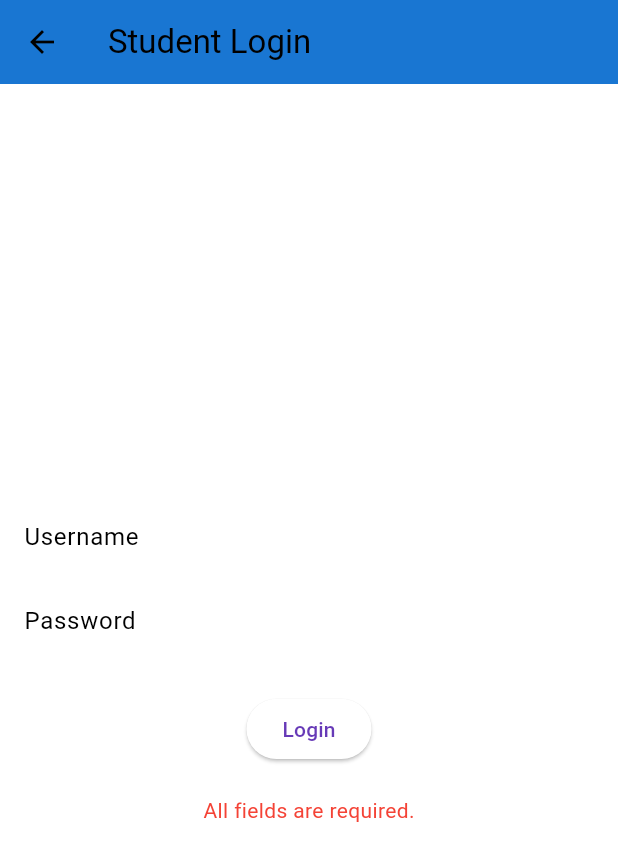
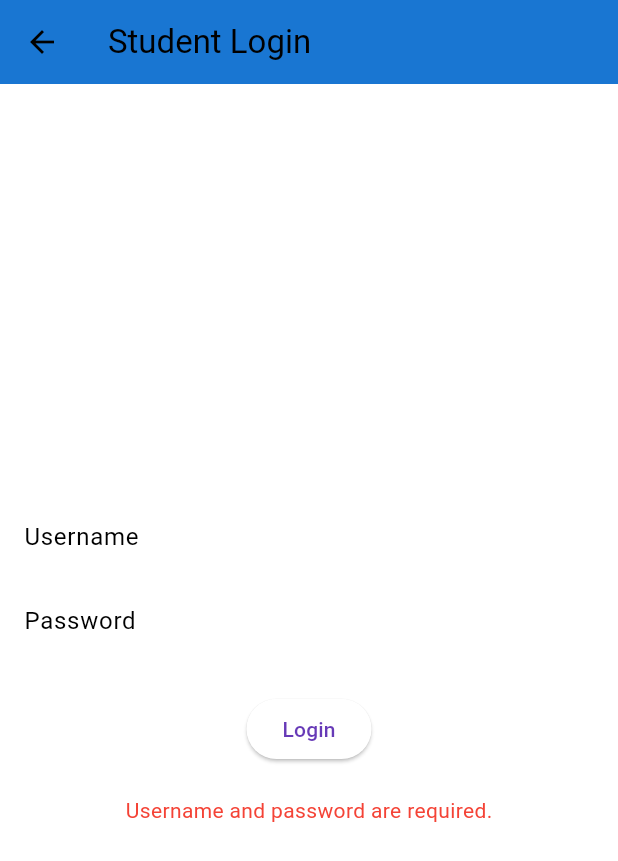
Before and after one commit to jadhavswapnil01/Flutter_Attendance, a Flutter app: the StudentLogin screen opened directly, after a tap on "Login", on a phone screen of 412 x 824 dp. Shown: the top 861 px of the screen. Run offline on Flutter 3.47's test engine with Material 3 defaults, Android fonts, the phone set to English and light mode, and no system bars; our stand-ins replace image_picker, sqflite; accounts and stored records are empty; network calls fail.

Commit message:
updated student_login.dart for better error handling

```diff
--- a/lib/main.dart
+++ b/lib/main.dart
@@ -1,6 +1,5 @@
 import 'package:flutter/material.dart';
-import 'dart:async'; // For animations
-
+// import 'dart:async'; // For animations
 import 'screens/student_register.dart';
 import 'screens/student_login.dart';
 import 'screens/add_class.dart';
@@ -134,7 +133,7 @@ class _HomeScreenState extends State<HomeScreen> with SingleTickerProviderStateM
                             },
                           ),
                           CustomAnimatedButton(
-                            text: 'Student Login',
+                            text: '  Student Login ',
                             icon: Icons.login,
                             onPressed: () {
                               Navigator.push(
@@ -154,7 +153,7 @@ class _HomeScreenState extends State<HomeScreen> with SingleTickerProviderStateM
                             },
                           ),
                           CustomAnimatedButton(
-                            text: 'Teacher Login',
+                            text: '  Teacher Login ',
                             icon: Icons.person,
                             onPressed: () {
                               Navigator.push(
@@ -164,7 +163,7 @@ class _HomeScreenState extends State<HomeScreen> with SingleTickerProviderStateM
                             },
                           ),
                           CustomAnimatedButton(
-                            text: ' Add Classes ',
+                            text: '  Add Classes  ',
                             icon: Icons.class_,
                             onPressed: () {
                               Navigator.push(
@@ -174,7 +173,7 @@ class _HomeScreenState extends State<HomeScreen> with SingleTickerProviderStateM
                             },
                           ),
                           CustomAnimatedButton(
-                            text: ' Students List ',
+                            text: '  Students List  ',
                             icon: Icons.list_alt,
                             onPressed: () {
                               Navigator.push(
@@ -230,9 +229,9 @@ class _CustomAnimatedButtonState extends State<CustomAnimatedButton> {
       child: Container(
   padding: const EdgeInsets.symmetric(horizontal: 16.0, vertical: 8.0),
   decoration: BoxDecoration(
-    color: _isHovered ? Colors.blue : Colors.white,
+    color: _isHovered ? const Color(0xFF673AB7) : Colors.white,
     borderRadius: BorderRadius.circular(8.0),
-    border: Border.all(color: Colors.blue),
+    border: Border.all(color: const Color(0xFF673AB7)),
   ),
   child: Wrap(
     alignment: WrapAlignment.center,
--- a/lib/screens/add_class.dart
+++ b/lib/screens/add_class.dart
@@ -20,7 +20,7 @@ class _AddClassScreenState extends State<AddClassScreen> {
     });
 
     final response = await http.post(
-      Uri.parse('https://7fa9-2401-4900-57cc-3d4-81cd-9d06-7fc6-9ba.ngrok-free.app/attendance_api/add_class.php'),
+      Uri.parse('https://997d-2402-8100-39c6-f96f-e1c5-3c17-bbbb-c7eb.ngrok-free.app/attendance_api/add_class.php'),
       body: {
         'class_name': _classNameController.text,
         'subject_codes': _subjectCodesController.text,
--- a/lib/screens/student_dashboard.dart
+++ b/lib/screens/student_dashboard.dart
@@ -21,7 +21,7 @@ class _StudentDashboardState extends State<StudentDashboard> {
   }
 
   Future<void> fetchSubjects() async {
-    const url = 'https://7fa9-2401-4900-57cc-3d4-81cd-9d06-7fc6-9ba.ngrok-free.app/attendance_api/get_subjects.php'; // Replace with your XAMPP IP
+    const url = 'https://997d-2402-8100-39c6-f96f-e1c5-3c17-bbbb-c7eb.ngrok-free.app/attendance_api/get_subjects.php'; // Replace with your XAMPP IP
 
     try {
       final response = await http.post(
--- a/lib/screens/student_login.dart
+++ b/lib/screens/student_login.dart
@@ -34,19 +34,27 @@ class _StudentLoginState extends State<StudentLogin> {
 
   // Function to handle login
   Future<void> loginUser() async {
-    final username = _usernameController.text;
-    final password = _passwordController.text;
+  final username = _usernameController.text.trim();
+  final password = _passwordController.text.trim();
   final uuid = await getStudentUuid(username);
 
-    if (username.isEmpty || password.isEmpty || uuid == null) {
+  if (username.isEmpty || password.isEmpty) {
     setState(() {
-        message = 'All fields are required.';
+      message = 'Username and password are required.';
+    });
+    return;
+  }
+
+  if (uuid == null) {
+    setState(() {
+      message = 'Wrong Username OR you are trying to login another student account.';
     });
     return;
   }
 
   // Backend API URL
-    const url = 'https://7fa9-2401-4900-57cc-3d4-81cd-9d06-7fc6-9ba.ngrok-free.app/attendance_api/login.php'; // Replace with your XAMPP IP
+  const url =
+      'https://997d-2402-8100-39c6-f96f-e1c5-3c17-bbbb-c7eb.ngrok-free.app/attendance_api/login.php';
 
   try {
     final response = await http.post(
@@ -59,11 +67,13 @@ class _StudentLoginState extends State<StudentLogin> {
     );
 
     final responseData = jsonDecode(response.body);
+
+    if (response.statusCode == 200) {
       if (responseData['success'] == true) {
         setState(() {
           message = 'Login Successful!';
         });
-        // Navigate to the next screen
+        // Navigate to dashboard
         Navigator.pushReplacement(
           context,
           MaterialPageRoute(
@@ -74,19 +84,19 @@ class _StudentLoginState extends State<StudentLogin> {
         setState(() {
           message = responseData['message'];
         });
-        Navigator.pushReplacement(
-        context,
-        MaterialPageRoute(
-          builder: (_) => StudentDashboard(uuid: uuid),
-        ),
-      );
+      }
+    } else {
+      setState(() {
+        message = 'Server error. Try again later.';
+      });
     }
   } catch (e) {
     setState(() {
-        message = 'Login failed. Please try again later.';
+      message = 'Unable to connect to the server.';
     });
   }
 }
+
 
   @override
   Widget build(BuildContext context) {
--- a/lib/screens/student_register.dart
+++ b/lib/screens/student_register.dart
@@ -44,7 +44,7 @@ class _StudentRegisterState extends State<StudentRegister> {
     }
   }
   Future<void> _fetchClasses() async {
-  const url = 'https://7fa9-2401-4900-57cc-3d4-81cd-9d06-7fc6-9ba.ngrok-free.app/attendance_api/get_classes.php';
+  const url = 'https://997d-2402-8100-39c6-f96f-e1c5-3c17-bbbb-c7eb.ngrok-free.app/attendance_api/get_classes.php';
   try {
     final response = await http.get(Uri.parse(url));
     if (response.statusCode == 200) {
@@ -74,7 +74,7 @@ class _StudentRegisterState extends State<StudentRegister> {
 
       final String studentUuid = uuid.v4();
       final uri = Uri.parse(
-          'https://7fa9-2401-4900-57cc-3d4-81cd-9d06-7fc6-9ba.ngrok-free.app/attendance_api/student_register.php');
+          'https://997d-2402-8100-39c6-f96f-e1c5-3c17-bbbb-c7eb.ngrok-free.app/attendance_api/student_register.php');
       var request = http.MultipartRequest('POST', uri)
         ..fields['username'] = _usernameController.text
         ..fields['password'] = _passwordController.text
--- a/lib/screens/teacher_login.dart
+++ b/lib/screens/teacher_login.dart
@@ -25,7 +25,7 @@ class _TeacherLoginState extends State<TeacherLogin> {
     try {
       final response = await http.post(
         Uri.parse(
-            'https://7fa9-2401-4900-57cc-3d4-81cd-9d06-7fc6-9ba.ngrok-free.app/attendance_api/teacher_login.php'),
+            'https://997d-2402-8100-39c6-f96f-e1c5-3c17-bbbb-c7eb.ngrok-free.app/attendance_api/teacher_login.php'),
         body: {'email': email, 'password': password},
       );
 
--- a/lib/screens/teacher_register.dart
+++ b/lib/screens/teacher_register.dart
@@ -24,7 +24,7 @@ class _TeacherRegisterState extends State<TeacherRegister> {
       });
 
       final uri = Uri.parse(
-          'https://7fa9-2401-4900-57cc-3d4-81cd-9d06-7fc6-9ba.ngrok-free.app/attendance_api/teacher_register.php');
+          'https://997d-2402-8100-39c6-f96f-e1c5-3c17-bbbb-c7eb.ngrok-free.app/attendance_api/teacher_register.php');
       var request = http.MultipartRequest('POST', uri)
         ..fields['username'] = _usernameController.text
         ..fields['password'] = _passwordController.text
```
Lines whose indentation alone changed are shown as unchanged.
